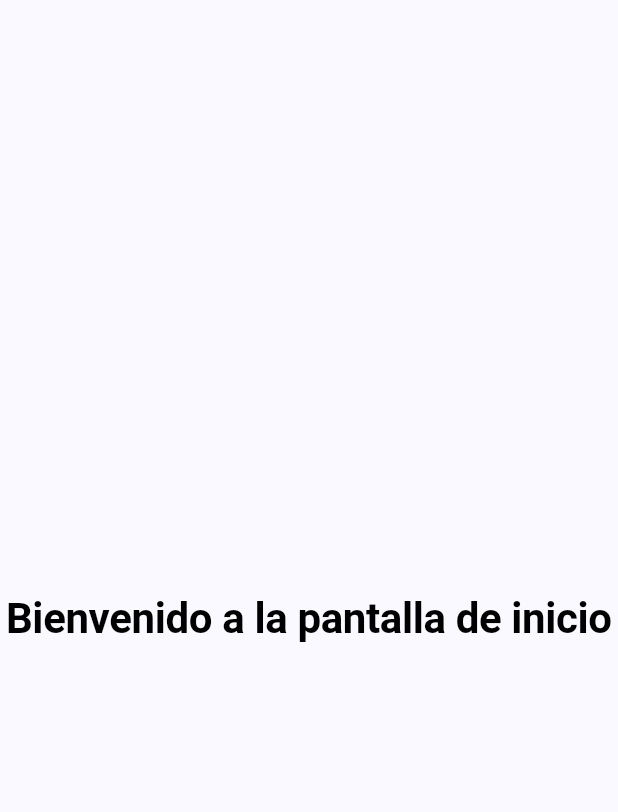
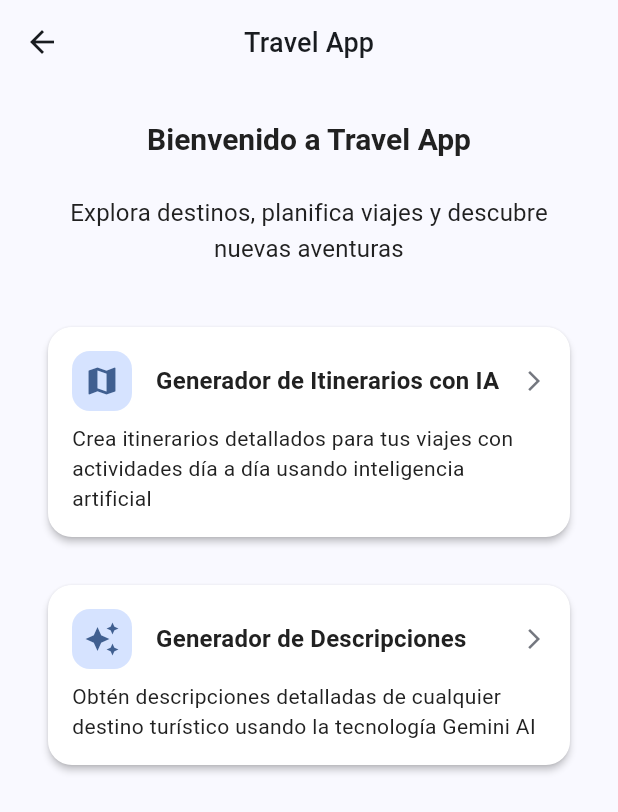
Before and after one commit to devlitus/travel_app, a Flutter app: the HomeScreen screen opened by its route, on a phone screen of 412 x 824 dp. Shown: the top 812 px of the screen. Run offline on Flutter 3.47's test engine with Material 3 defaults, Android fonts, the phone set to English and light mode, and no system bars; our stand-ins replace flutter_dotenv, flutter_riverpod, google_generative_ai, riverpod_annotation; generated files the repository leaves out were written again.

Commit message:
feat(home): mejorar pantalla de inicio con tarjetas de características
Se actualiza la pantalla de inicio para incluir tarjetas que describen
las nuevas funcionalidades de la aplicación, como el generador de
itinerarios y el generador de descripciones, mejorando la
experiencia del usuario al explorar las opciones disponibles.

```diff
--- a/lib/presentation/screens/home/home_screen.dart
+++ b/lib/presentation/screens/home/home_screen.dart
@@ -1,5 +1,7 @@
 import 'package:flutter/material.dart';
 import 'package:flutter_riverpod/flutter_riverpod.dart';
+import '../../../app/routes.dart';
+import '../../../core/constants/spacing.dart';
 
 class HomeScreen extends ConsumerWidget {
   const HomeScreen({super.key});
@@ -9,12 +11,114 @@ class HomeScreen extends ConsumerWidget {
   @override
   Widget build(BuildContext context, WidgetRef ref) {
     return Scaffold(
-      body: Center(
-        child: Text(
-          'Bienvenido a la pantalla de inicio',
-          style: Theme.of(context).textTheme.displayMedium?.copyWith(
-            color: Colors.black,
-            fontWeight: FontWeight.bold,
+      appBar: AppBar(title: const Text('Travel App'), elevation: 0),
+      body: Padding(
+        padding: const EdgeInsets.all(Spacing.l),
+        child: Column(
+          crossAxisAlignment: CrossAxisAlignment.center,
+          children: [
+            Text(
+              'Bienvenido a Travel App',
+              style: Theme.of(
+                context,
+              ).textTheme.headlineMedium?.copyWith(fontWeight: FontWeight.bold),
+              textAlign: TextAlign.center,
+            ),
+            const SizedBox(height: Spacing.l),
+            Text(
+              'Explora destinos, planifica viajes y descubre nuevas aventuras',
+              style: Theme.of(context).textTheme.bodyLarge,
+              textAlign: TextAlign.center,
+            ),
+            const SizedBox(height: Spacing.xl),
+            _FeatureCard(
+              title: 'Generador de Itinerarios con IA',
+              description:
+                  'Crea itinerarios detallados para tus viajes con actividades día a día usando inteligencia artificial',
+              icon: Icons.map,
+              onTap:
+                  () => Navigator.pushNamed(
+                    context,
+                    AppRoutes.itineraryGenerator,
+                  ),
+            ),
+            const SizedBox(height: Spacing.m),
+            _FeatureCard(
+              title: 'Generador de Descripciones',
+              description:
+                  'Obtén descripciones detalladas de cualquier destino turístico usando la tecnología Gemini AI',
+              icon: Icons.auto_awesome,
+              onTap:
+                  () => Navigator.pushNamed(
+                    context,
+                    AppRoutes.destinationDescription,
+                  ),
+            ),
+          ],
+        ),
+      ),
+    );
+  }
+}
+
+class _FeatureCard extends StatelessWidget {
+  final String title;
+  final String description;
+  final IconData icon;
+  final VoidCallback onTap;
+
+  const _FeatureCard({
+    required this.title,
+    required this.description,
+    required this.icon,
+    required this.onTap,
+  });
+
+  @override
+  Widget build(BuildContext context) {
+    return Card(
+      elevation: 2,
+      shape: RoundedRectangleBorder(borderRadius: BorderRadius.circular(16)),
+      child: InkWell(
+        onTap: onTap,
+        borderRadius: BorderRadius.circular(16),
+        child: Padding(
+          padding: const EdgeInsets.all(Spacing.m),
+          child: Column(
+            crossAxisAlignment: CrossAxisAlignment.start,
+            children: [
+              Row(
+                children: [
+                  Container(
+                    padding: const EdgeInsets.all(Spacing.s),
+                    decoration: BoxDecoration(
+                      color: Theme.of(context).colorScheme.primaryContainer,
+                      borderRadius: BorderRadius.circular(12),
+                    ),
+                    child: Icon(
+                      icon,
+                      color: Theme.of(context).colorScheme.primary,
+                    ),
+                  ),
+                  const SizedBox(width: Spacing.m),
+                  Expanded(
+                    child: Text(
+                      title,
+                      style: Theme.of(context).textTheme.titleMedium?.copyWith(
+                        fontWeight: FontWeight.bold,
+                      ),
+                    ),
+                  ),
+                  Icon(
+                    Icons.arrow_forward_ios,
+                    size: 16,
+                    color: Theme.of(context).colorScheme.outline,
+                  ),
+                ],
+              ),
+              const SizedBox(height: Spacing.s),
+              Text(description, style: Theme.of(context).textTheme.bodyMedium),
+            ],
           ),
         ),
       ),
```
